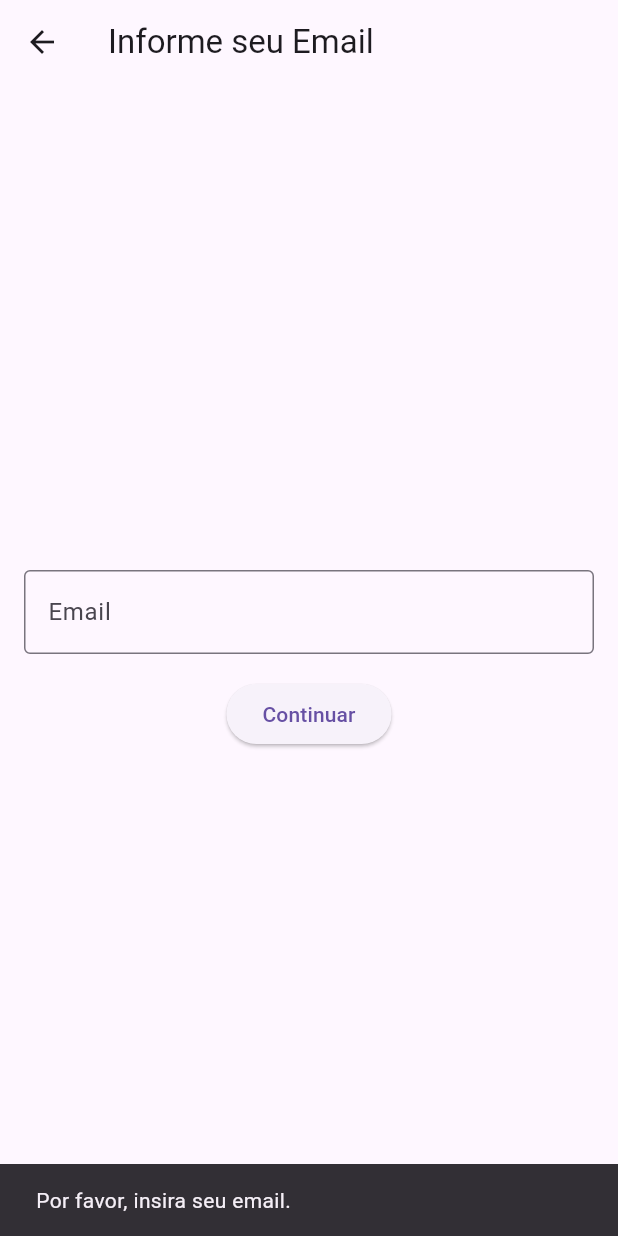
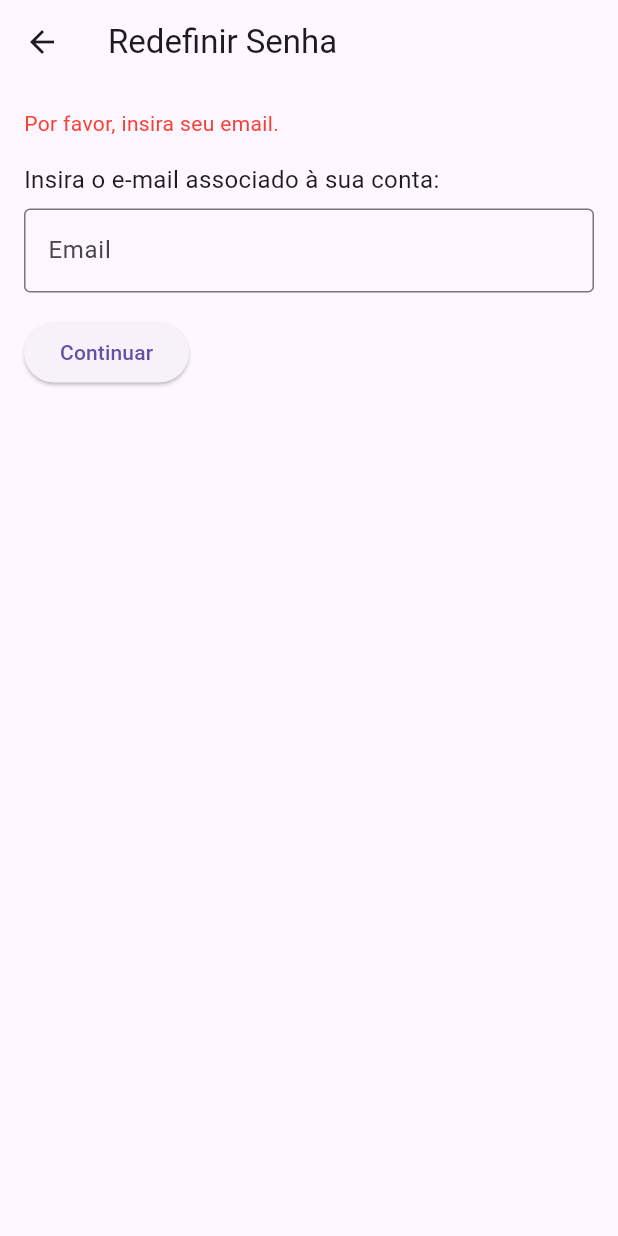
Before and after one commit to chocoflakez/contatudo, a Flutter app: the EmailInputScreen screen opened directly with empty values, after a tap on "Continuar", on a phone screen of 412 x 824 dp. Run offline on Flutter 3.47's test engine with Material 3 defaults, Android fonts, the phone set to English and light mode, and no system bars; our stand-ins replace supabase_flutter; accounts and stored records are empty.

Commit message:
#CT-20 Refactor password reset flow to improve email input handling and enhance UI feedback

```diff
--- a/lib/main.dart
+++ b/lib/main.dart
@@ -26,10 +26,10 @@ class MyApp extends StatelessWidget {
       theme: ThemeData(
         primarySwatch: Colors.blue,
       ),
-      supportedLocales: [
+      supportedLocales: const [
         Locale('pt', 'PT'), // Adiciona suporte para Português de Portugal
       ],
-      localizationsDelegates: [
+      localizationsDelegates: const [
         GlobalMaterialLocalizations.delegate,
         GlobalWidgetsLocalizations.delegate,
         GlobalCupertinoLocalizations.delegate,
@@ -55,6 +55,6 @@ class MyApp extends StatelessWidget {
     }
 
     // Caso contrário, continua com o fluxo normal
-    return SplashScreen();
+    return const SplashScreen();
   }
 }
--- a/lib/screens/email_input_screen.dart
+++ b/lib/screens/email_input_screen.dart
@@ -1,56 +1,80 @@
+import 'package:flutter/material.dart';
 import 'package:contatudo/screens/reset_password_screen.dart';
-import 'package:flutter/material.dart';
 
-class EmailInputScreen extends StatelessWidget {
-  final String? code;
+class EmailInputScreen extends StatefulWidget {
+  final String? code; // Código da URL
 
   const EmailInputScreen({Key? key, required this.code}) : super(key: key);
 
   @override
+  _EmailInputScreenState createState() => _EmailInputScreenState();
+}
+
+class _EmailInputScreenState extends State<EmailInputScreen> {
+  final TextEditingController _emailController = TextEditingController();
+  bool isLoading = false;
+  String? _errorMessage;
+
+  void _handleSubmit() {
+    final email = _emailController.text.trim();
+
+    if (email.isEmpty) {
+      setState(() {
+        _errorMessage = "Por favor, insira seu email.";
+      });
+      return;
+    }
+
+    // Redireciona para a tela de redefinição de senha
+    Navigator.pushReplacement(
+      context,
+      MaterialPageRoute(
+        builder: (context) => ResetPasswordScreen(
+          code: widget.code,
+          email: email,
+        ),
+      ),
+    );
+  }
+
+  @override
   Widget build(BuildContext context) {
-    final TextEditingController emailController = TextEditingController();
-
     return Scaffold(
       appBar: AppBar(
-        title: const Text("Informe seu Email"),
+        title: const Text('Redefinir Senha'),
       ),
       body: Padding(
         padding: const EdgeInsets.all(16.0),
         child: Column(
-          mainAxisAlignment: MainAxisAlignment.center,
+          crossAxisAlignment: CrossAxisAlignment.start,
           children: [
+            if (_errorMessage != null)
+              Padding(
+                padding: const EdgeInsets.only(bottom: 16.0),
+                child: Text(
+                  _errorMessage!,
+                  style: const TextStyle(color: Colors.red),
+                ),
+              ),
+            const Text(
+              "Insira o e-mail associado à sua conta:",
+              style: TextStyle(fontSize: 16),
+            ),
+            const SizedBox(height: 8),
             TextField(
-              controller: emailController,
-              keyboardType: TextInputType.emailAddress,
+              controller: _emailController,
               decoration: const InputDecoration(
-                labelText: "Email",
+                labelText: 'Email',
                 border: OutlineInputBorder(),
               ),
+              keyboardType: TextInputType.emailAddress,
             ),
             const SizedBox(height: 16),
             ElevatedButton(
-              onPressed: () {
-                final email = emailController.text.trim();
-
-                if (email.isEmpty) {
-                  ScaffoldMessenger.of(context).showSnackBar(
-                    const SnackBar(
-                        content: Text("Por favor, insira seu email.")),
-                  );
-                  return;
-                }
-
-                Navigator.pushReplacement(
-                  context,
-                  MaterialPageRoute(
-                    builder: (context) => ResetPasswordScreen(
-                      code: code,
-                      email: email,
-                    ),
-                  ),
-                );
-              },
-              child: const Text("Continuar"),
+              onPressed: isLoading ? null : _handleSubmit,
+              child: isLoading
+                  ? const CircularProgressIndicator()
+                  : const Text("Continuar"),
             ),
           ],
         ),
```
Also changed, not shown: 1 other file.
